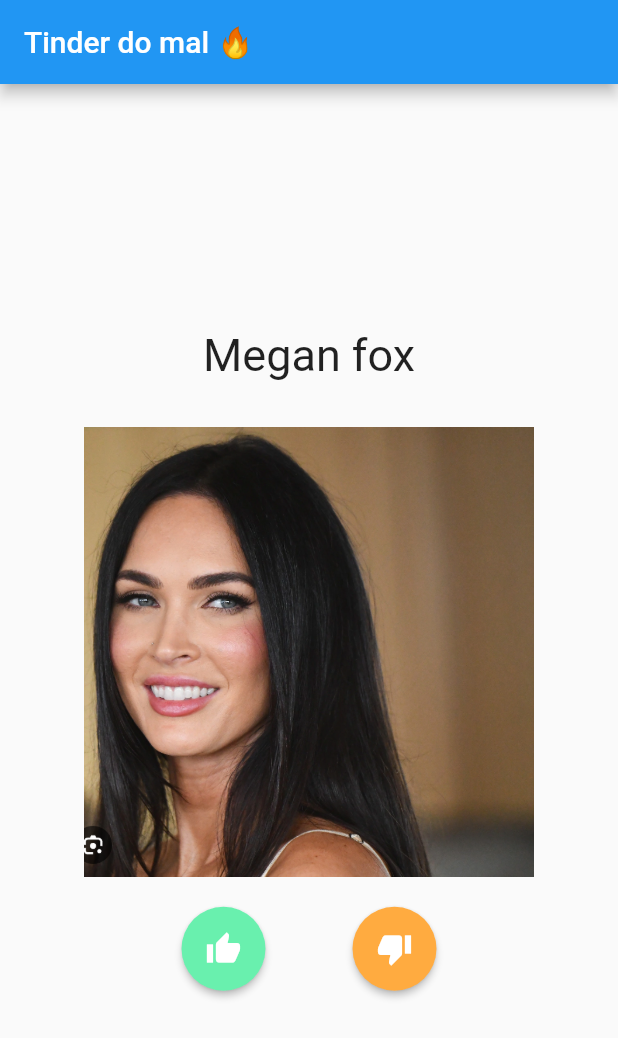
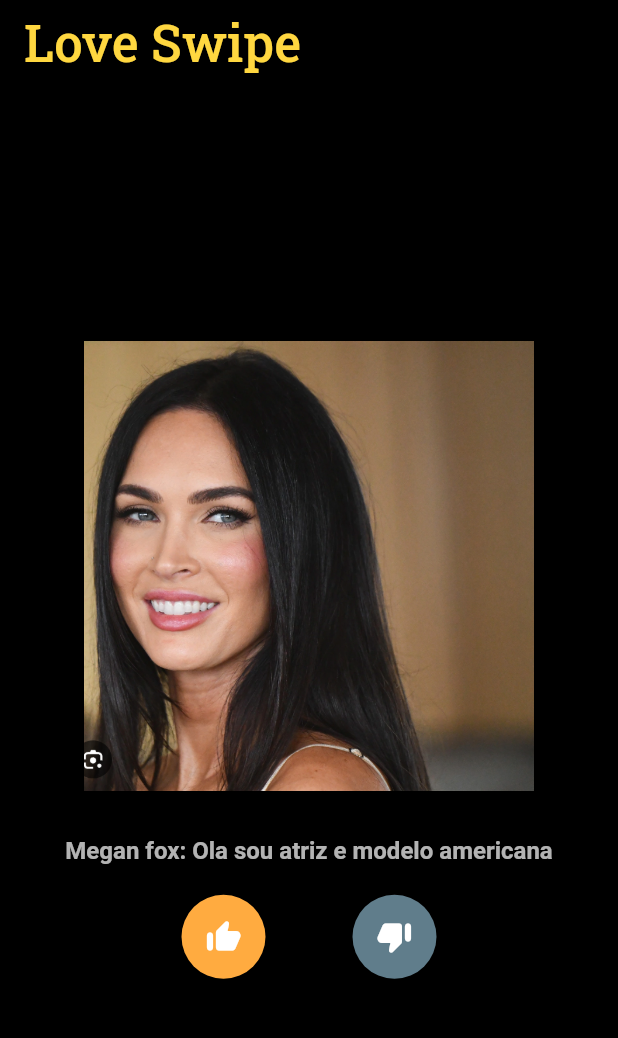
Before and after one commit to gab-guimaraes/hello_world_flutter, a Flutter app: the TinderHomePage screen opened directly, on a phone screen of 412 x 824 dp. Shown: the top 1038 px of the screen. Run offline on Flutter 3.47's test engine with Material 2 defaults, Android fonts, the phone set to English and light mode, and no system bars; missing offline and left inert: dart:ffi.

Commit message:
improve design

```diff
--- a/lib/TinderApp.dart
+++ b/lib/TinderApp.dart
@@ -1,3 +1,5 @@
+import 'dart:ffi';
+
 import 'package:flutter/material.dart';
 
 void main() {
@@ -25,16 +27,17 @@ class TinderHomePage extends StatefulWidget {
 class People {
   late String image;
   late String name;
+  late String description;
 
-  People(this.name, this.image);
+  People(this.name, this.image, this.description);
 }
 
 class _TinderHomePageState extends State<TinderHomePage> {
 
   List<People> people2 = [
-    People('Megan fox', 'assets/person1.png'),
-    People('Dua lipa', 'assets/person2.png'),
-    People('Vin diesel', 'assets/person3.png')
+    People('Megan fox', 'assets/person1.png', 'Ola sou atriz e modelo americana'),
+    People('Dua lipa', 'assets/person2.png', 'A procura de um grande amor'),
+    People('Vin diesel', 'assets/person3.png', 'Só quero sair correndo com meu carro, vamos comigo gata?')
   ];
 
   int currentIndex = 0;
@@ -43,7 +46,7 @@ class _TinderHomePageState extends State<TinderHomePage> {
     // Lógica para quando o botão de like é pressionado
     // Neste exemplo, apenas avança para a próxima pessoa
     setState(() {
-      currentIndex = (currentIndex + 1) % people.length;
+      currentIndex = (currentIndex + 1) % people2.length;
     });
   }
 
@@ -51,28 +54,22 @@ class _TinderHomePageState extends State<TinderHomePage> {
     // Lógica para quando o botão de dislike é pressionado
     // Neste exemplo, apenas avança para a próxima pessoa
     setState(() {
-      currentIndex = (currentIndex + 1) % people.length;
+      currentIndex = (currentIndex + 1) % people2.length;
     });
   }
 
   @override
   Widget build(BuildContext context) {
     return Scaffold(
+      backgroundColor: Colors.black,
       appBar: AppBar(
-        title: Text('Tinder do mal 🔥'),
+        backgroundColor: Colors.transparent,
+        title: const Text('Love Swipe', style: TextStyle(fontSize: 34, fontFamily: 'RobotoSlab', color:Colors.amberAccent),),
       ),
       body: Center(
         child: Column(
           mainAxisAlignment: MainAxisAlignment.center,
           children: [
-            Text(
-              people2[currentIndex].name,
-              style: TextStyle(fontSize: 30),
-            ),
-            SizedBox(
-              width: 32,
-              height: 30,
-            ),
             Image.asset(
               people2[currentIndex].image,
               width: 300,
@@ -80,33 +77,48 @@ class _TinderHomePageState extends State<TinderHomePage> {
               fit: BoxFit.cover,
             ),
             const SizedBox(
-              width: 32,
-              height: 20,
+              width: 15,
+              height: 10,
+            ),
+            Card(
+              color: Colors.transparent,
+              elevation: 4, // Define a elevação do card (sombra)
+              shape: RoundedRectangleBorder(
+                borderRadius: BorderRadius.circular(8), // Define o raio de borda do card
+              ),
+              child: Padding(
+                padding: EdgeInsets.all(16), // Define o espaçamento interno do card
+                child: Text(
+                  people2[currentIndex].name + ": " + people2[currentIndex].description,
+                  style: TextStyle(
+                    fontSize: 16,
+                    fontWeight: FontWeight.bold,
+                    color: Colors.white70
+                  ),
+                ),
+              ),
             ),
             Row(
               mainAxisAlignment: MainAxisAlignment.center,
               children: [
                 ElevatedButton(
                   onPressed: likePerson,
-                  child: Icon(Icons.thumb_up),
-                  style: ElevatedButton.styleFrom(
-                    primary: Colors.greenAccent,
-                    padding: EdgeInsets.all(16),
-                    shape: CircleBorder(),
-                  ),
-                ),
-                SizedBox(width: 50),
-                ElevatedButton(
-                  onPressed: dislikePerson,
-                  child: Icon(Icons.thumb_down),
+                  child: Icon(Icons.thumb_up_rounded),
                   style: ElevatedButton.styleFrom(
                     primary: Colors.orangeAccent,
                     padding: EdgeInsets.all(16),
                     shape: CircleBorder(),
                   ),
                 ),
-              ],
-            ),
+                const SizedBox(width: 50),
+                ElevatedButton(
+                  onPressed: dislikePerson,
+                  child: Icon(Icons.thumb_down_rounded),
+                  style: ElevatedButton.styleFrom(
+                    primary: Colors.blueGrey,
+                    padding: EdgeInsets.all(16),
+                    shape: CircleBorder(),
+                  ),),],),
           ],
         ),
       ),
--- a/pubspec.yaml
+++ b/pubspec.yaml
@@ -52,6 +52,10 @@ dev_dependencies:
 
 # The following section is specific to Flutter packages.
 flutter:
+  fonts:
+    - family: RobotoSlab
+      fonts:
+        - asset: fonts/RobotoSlab.ttf
   assets:
     - assets/
 
```
Also changed, not shown: fonts/RobotoSlab.ttf (added).
